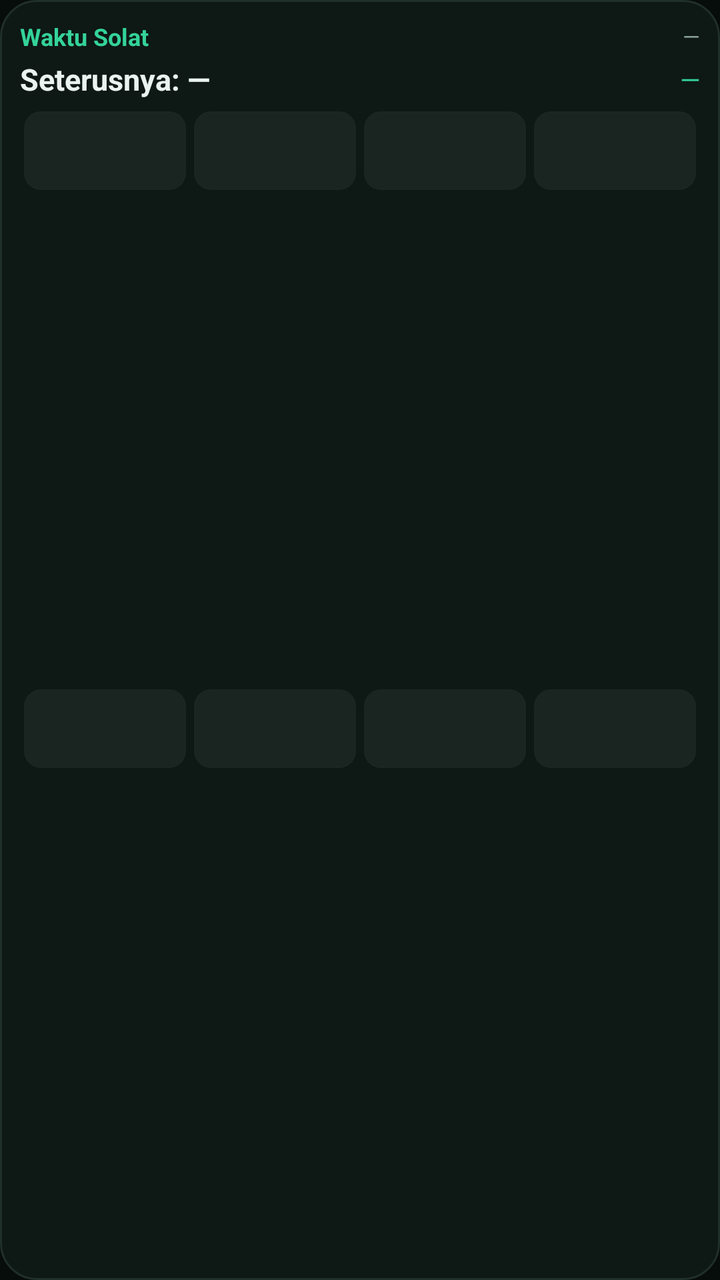
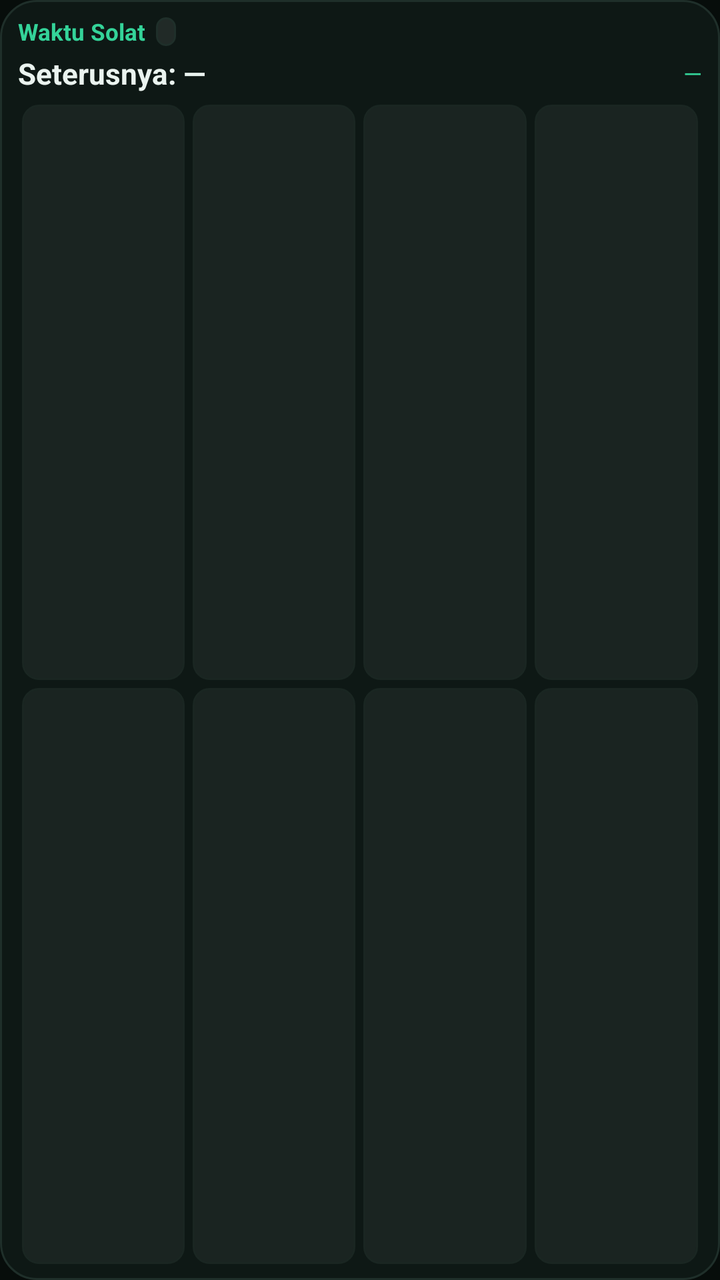

The first picture is an Android layout as it rendered before a commit; the second is the same layout after the commit. The layout source and the unified diff follow.
<!-- AndroidManifest.xml: application theme AppTheme -->
<!-- res/layout/widget_solat.xml -->
<?xml version="1.0" encoding="utf-8"?>
<LinearLayout xmlns:android="http://schemas.android.com/apk/res/android"
    android:id="@+id/widgetRoot"
    android:layout_width="match_parent"
    android:layout_height="match_parent"
    android:orientation="vertical"
    android:background="@drawable/widget_bg"
    android:padding="10dp">

    
    <LinearLayout
        android:layout_width="match_parent"
        android:layout_height="wrap_content"
        android:orientation="horizontal"
        android:gravity="center_vertical">

        <TextView
            android:id="@+id/wTitle"
            android:layout_width="0dp"
            android:layout_height="wrap_content"
            android:layout_weight="1"
            android:text="Waktu Solat"
            android:textColor="#34d399"
            android:textSize="12sp"
            android:textStyle="bold"
            android:maxLines="1"
            android:ellipsize="end" />

        <TextView
            android:id="@+id/wDate"
            android:layout_width="wrap_content"
            android:layout_height="wrap_content"
            android:text="—"
            android:textColor="#8ba39a"
            android:textSize="11sp"
            android:maxLines="1" />
    </LinearLayout>

    
    <LinearLayout
        android:layout_width="match_parent"
        android:layout_height="wrap_content"
        android:orientation="horizontal"
        android:layout_marginTop="3dp"
        android:gravity="center_vertical">

        <TextView
            android:id="@+id/wNextName"
            android:layout_width="0dp"
            android:layout_height="wrap_content"
            android:layout_weight="1"
            android:text="Seterusnya: —"
            android:textColor="#eaf3ef"
            android:textSize="15sp"
            android:textStyle="bold"
            android:maxLines="1"
            android:ellipsize="end" />

        <TextView
            android:id="@+id/wNextInfo"
            android:layout_width="wrap_content"
            android:layout_height="wrap_content"
            android:text="—"
            android:textColor="#34d399"
            android:textSize="13sp"
            android:maxLines="1" />
    </LinearLayout>

    
    <LinearLayout
        android:layout_width="match_parent"
        android:layout_height="0dp"
        android:layout_weight="1"
        android:layout_marginTop="6dp"
        android:orientation="horizontal">

        <include layout="@layout/widget_row" android:id="@+id/wRow1" />
    </LinearLayout>

    <LinearLayout
        android:layout_width="match_parent"
        android:layout_height="0dp"
        android:layout_weight="1"
        android:layout_marginTop="4dp"
        android:orientation="horizontal">

        <include layout="@layout/widget_row" android:id="@+id/wRow2" />
    </LinearLayout>

</LinearLayout>
<!-- res/layout/widget_row.xml (included above) -->
<?xml version="1.0" encoding="utf-8"?>
<LinearLayout xmlns:android="http://schemas.android.com/apk/res/android"
    android:layout_width="match_parent"
    android:layout_height="wrap_content"
    android:orientation="horizontal">

    <LinearLayout style="@style/WidgetCell">
        <TextView android:id="@+id/wK0" style="@style/WidgetCellLabel" />
        <TextView android:id="@+id/wT0" style="@style/WidgetCellTime" />
    </LinearLayout>

    <LinearLayout style="@style/WidgetCell">
        <TextView android:id="@+id/wK1" style="@style/WidgetCellLabel" />
        <TextView android:id="@+id/wT1" style="@style/WidgetCellTime" />
    </LinearLayout>

    <LinearLayout style="@style/WidgetCell">
        <TextView android:id="@+id/wK2" style="@style/WidgetCellLabel" />
        <TextView android:id="@+id/wT2" style="@style/WidgetCellTime" />
    </LinearLayout>

    <LinearLayout style="@style/WidgetCell">
        <TextView android:id="@+id/wK3" style="@style/WidgetCellLabel" />
        <TextView android:id="@+id/wT3" style="@style/WidgetCellTime" />
    </LinearLayout>

</LinearLayout>
<!-- resources referenced by this layout -->
<resources>
  <!-- drawable widget_bg (drawable) -->
  <?xml version="1.0" encoding="utf-8"?>
  <shape xmlns:android="http://schemas.android.com/apk/res/android" android:shape="rectangle">
      <solid android:color="#E60f1a17" />
      <corners android:radius="18dp" />
      <stroke android:width="1dp" android:color="#1f2f2a" />
  </shape>
  <style name="WidgetCell">
          <item name="android:layout_width">0dp</item>
          <item name="android:layout_height">wrap_content</item>
          <item name="android:layout_weight">1</item>
          <item name="android:orientation">vertical</item>
          <item name="android:gravity">center_horizontal</item>
          <item name="android:background">@drawable/widget_cell</item>
          <item name="android:layout_marginLeft">2dp</item>
          <item name="android:layout_marginRight">2dp</item>
          <item name="android:paddingTop">4dp</item>
          <item name="android:paddingBottom">4dp</item>
      </style>
  <style name="WidgetCellLabel">
          <item name="android:layout_width">wrap_content</item>
          <item name="android:layout_height">wrap_content</item>
          <item name="android:textColor">#8ba39a</item>
          <item name="android:textSize">10sp</item>
          <item name="android:maxLines">1</item>
      </style>
  <style name="WidgetCellTime">
          <item name="android:layout_width">wrap_content</item>
          <item name="android:layout_height">wrap_content</item>
          <item name="android:textColor">#eaf3ef</item>
          <item name="android:textSize">13sp</item>
          <item name="android:textStyle">bold</item>
          <item name="android:maxLines">1</item>
      </style>
  <style name="AppTheme" parent="@android:style/Theme.Material.NoActionBar">
          <item name="android:windowBackground">@color/bg</item>
          <item name="android:statusBarColor">@color/bg</item>
          <item name="android:navigationBarColor">@color/bg</item>
          <item name="android:windowLightStatusBar">false</item>
          <item name="android:windowLightNavigationBar">false</item>
      </style>
  <!-- drawable widget_cell (drawable) -->
  <?xml version="1.0" encoding="utf-8"?>
  <shape xmlns:android="http://schemas.android.com/apk/res/android" android:shape="rectangle">
      <solid android:color="#0Dffffff" />
      <corners android:radius="8dp" />
      <stroke android:width="1dp" android:color="#1a2622" />
  </shape>
  <color name="bg">#070d0b</color>
</resources>

<!-- the commit's change to res/layout/widget_solat.xml (unified diff, before → after) -->
@@ -5,7 +5,10 @@
     android:layout_height="match_parent"
     android:orientation="vertical"
     android:background="@drawable/widget_bg"
-    android:padding="10dp">
+    android:paddingStart="9dp"
+    android:paddingEnd="9dp"
+    android:paddingTop="8dp"
+    android:paddingBottom="8dp">
 
     
     <LinearLayout
@@ -16,24 +19,40 @@
 
         <TextView
             android:id="@+id/wTitle"
+            android:layout_width="wrap_content"
+            android:layout_height="wrap_content"
+            android:text="Waktu Solat"
+            android:textColor="#34d399"
+            android:textSize="11.5sp"
+            android:textStyle="bold"
+            android:maxLines="1" />
+
+        <TextView
+            android:id="@+id/wZone"
+            android:layout_width="wrap_content"
+            android:layout_height="wrap_content"
+            android:layout_marginStart="5dp"
+            android:paddingStart="5dp"
+            android:paddingEnd="5dp"
+            android:paddingTop="1dp"
+            android:paddingBottom="1dp"
+            android:background="@drawable/widget_chip"
+            android:text=""
+            android:textColor="#8ba39a"
+            android:textSize="9sp"
+            android:maxLines="1" />
+
+        <TextView
+            android:id="@+id/wDate"
             android:layout_width="0dp"
             android:layout_height="wrap_content"
             android:layout_weight="1"
-            android:text="Waktu Solat"
-            android:textColor="#34d399"
-            android:textSize="12sp"
-            android:textStyle="bold"
+            android:gravity="end"
+            android:text=""
+            android:textColor="#8ba39a"
+            android:textSize="10sp"
             android:maxLines="1"
             android:ellipsize="end" />
-
-        <TextView
-            android:id="@+id/wDate"
-            android:layout_width="wrap_content"
-            android:layout_height="wrap_content"
-            android:text="—"
-            android:textColor="#8ba39a"
-            android:textSize="11sp"
-            android:maxLines="1" />
     </LinearLayout>
 
     
@@ -51,7 +70,7 @@
             android:layout_weight="1"
             android:text="Seterusnya: —"
             android:textColor="#eaf3ef"
-            android:textSize="15sp"
+            android:textSize="14.5sp"
             android:textStyle="bold"
             android:maxLines="1"
             android:ellipsize="end" />
@@ -60,9 +79,10 @@
             android:id="@+id/wNextInfo"
             android:layout_width="wrap_content"
             android:layout_height="wrap_content"
+            android:layout_marginStart="6dp"
             android:text="—"
             android:textColor="#34d399"
-            android:textSize="13sp"
+            android:textSize="12sp"
             android:maxLines="1" />
     </LinearLayout>
 
@@ -74,7 +94,7 @@
         android:layout_marginTop="6dp"
         android:orientation="horizontal">
 
-        <include layout="@layout/widget_row" android:id="@+id/wRow1" />
+        <include layout="@layout/widget_row" />
     </LinearLayout>
 
     <LinearLayout
@@ -84,7 +104,7 @@
         android:layout_marginTop="4dp"
         android:orientation="horizontal">
 
-        <include layout="@layout/widget_row" android:id="@+id/wRow2" />
+        <include layout="@layout/widget_row2" />
     </LinearLayout>
 
 </LinearLayout>
@@ -92,27 +112,55 @@
 <?xml version="1.0" encoding="utf-8"?>
 <LinearLayout xmlns:android="http://schemas.android.com/apk/res/android"
     android:layout_width="match_parent"
-    android:layout_height="wrap_content"
+    android:layout_height="match_parent"
     android:orientation="horizontal">
 
-    <LinearLayout style="@style/WidgetCell">
+    <LinearLayout android:id="@+id/wC0" style="@style/WidgetCell">
         <TextView android:id="@+id/wK0" style="@style/WidgetCellLabel" />
         <TextView android:id="@+id/wT0" style="@style/WidgetCellTime" />
     </LinearLayout>
 
-    <LinearLayout style="@style/WidgetCell">
+    <LinearLayout android:id="@+id/wC1" style="@style/WidgetCell">
         <TextView android:id="@+id/wK1" style="@style/WidgetCellLabel" />
         <TextView android:id="@+id/wT1" style="@style/WidgetCellTime" />
     </LinearLayout>
 
-    <LinearLayout style="@style/WidgetCell">
+    <LinearLayout android:id="@+id/wC2" style="@style/WidgetCell">
         <TextView android:id="@+id/wK2" style="@style/WidgetCellLabel" />
         <TextView android:id="@+id/wT2" style="@style/WidgetCellTime" />
     </LinearLayout>
 
-    <LinearLayout style="@style/WidgetCell">
+    <LinearLayout android:id="@+id/wC3" style="@style/WidgetCell">
         <TextView android:id="@+id/wK3" style="@style/WidgetCellLabel" />
         <TextView android:id="@+id/wT3" style="@style/WidgetCellTime" />
     </LinearLayout>
 
 </LinearLayout>
+<!-- res/layout/widget_row2.xml (included above) -->
+<?xml version="1.0" encoding="utf-8"?>
+<LinearLayout xmlns:android="http://schemas.android.com/apk/res/android"
+    android:layout_width="match_parent"
+    android:layout_height="match_parent"
+    android:orientation="horizontal">
+
+    <LinearLayout android:id="@+id/wC4" style="@style/WidgetCell">
+        <TextView android:id="@+id/wK4" style="@style/WidgetCellLabel" />
+        <TextView android:id="@+id/wT4" style="@style/WidgetCellTime" />
+    </LinearLayout>
+
+    <LinearLayout android:id="@+id/wC5" style="@style/WidgetCell">
+        <TextView android:id="@+id/wK5" style="@style/WidgetCellLabel" />
+        <TextView android:id="@+id/wT5" style="@style/WidgetCellTime" />
+    </LinearLayout>
+
+    <LinearLayout android:id="@+id/wC6" style="@style/WidgetCell">
+        <TextView android:id="@+id/wK6" style="@style/WidgetCellLabel" />
+        <TextView android:id="@+id/wT6" style="@style/WidgetCellTime" />
+    </LinearLayout>
+
+    <LinearLayout android:id="@+id/wC7" style="@style/WidgetCell">
+        <TextView android:id="@+id/wK7" style="@style/WidgetCellLabel" />
+        <TextView android:id="@+id/wT7" style="@style/WidgetCellTime" />
+    </LinearLayout>
+
+</LinearLayout>
<!-- resource entries referenced after the edit -->
@@ -7,30 +7,37 @@
       <corners android:radius="18dp" />
       <stroke android:width="1dp" android:color="#1f2f2a" />
   </shape>
+  <!-- drawable widget_chip (drawable) -->
+  <?xml version="1.0" encoding="utf-8"?>
+  <shape xmlns:android="http://schemas.android.com/apk/res/android" android:shape="rectangle">
+      <solid android:color="#14ffffff" />
+      <corners android:radius="5dp" />
+      <stroke android:width="1dp" android:color="#1f2f2a" />
+  </shape>
   <style name="WidgetCell">
           <item name="android:layout_width">0dp</item>
-          <item name="android:layout_height">wrap_content</item>
+          <item name="android:layout_height">match_parent</item>
           <item name="android:layout_weight">1</item>
           <item name="android:orientation">vertical</item>
-          <item name="android:gravity">center_horizontal</item>
+          <item name="android:gravity">center</item>
           <item name="android:background">@drawable/widget_cell</item>
           <item name="android:layout_marginLeft">2dp</item>
           <item name="android:layout_marginRight">2dp</item>
-          <item name="android:paddingTop">4dp</item>
-          <item name="android:paddingBottom">4dp</item>
+          <item name="android:paddingTop">2dp</item>
+          <item name="android:paddingBottom">2dp</item>
       </style>
   <style name="WidgetCellLabel">
           <item name="android:layout_width">wrap_content</item>
           <item name="android:layout_height">wrap_content</item>
           <item name="android:textColor">#8ba39a</item>
-          <item name="android:textSize">10sp</item>
+          <item name="android:textSize">9.5sp</item>
           <item name="android:maxLines">1</item>
       </style>
   <style name="WidgetCellTime">
           <item name="android:layout_width">wrap_content</item>
           <item name="android:layout_height">wrap_content</item>
           <item name="android:textColor">#eaf3ef</item>
-          <item name="android:textSize">13sp</item>
+          <item name="android:textSize">13.5sp</item>
           <item name="android:textStyle">bold</item>
           <item name="android:maxLines">1</item>
       </style>
